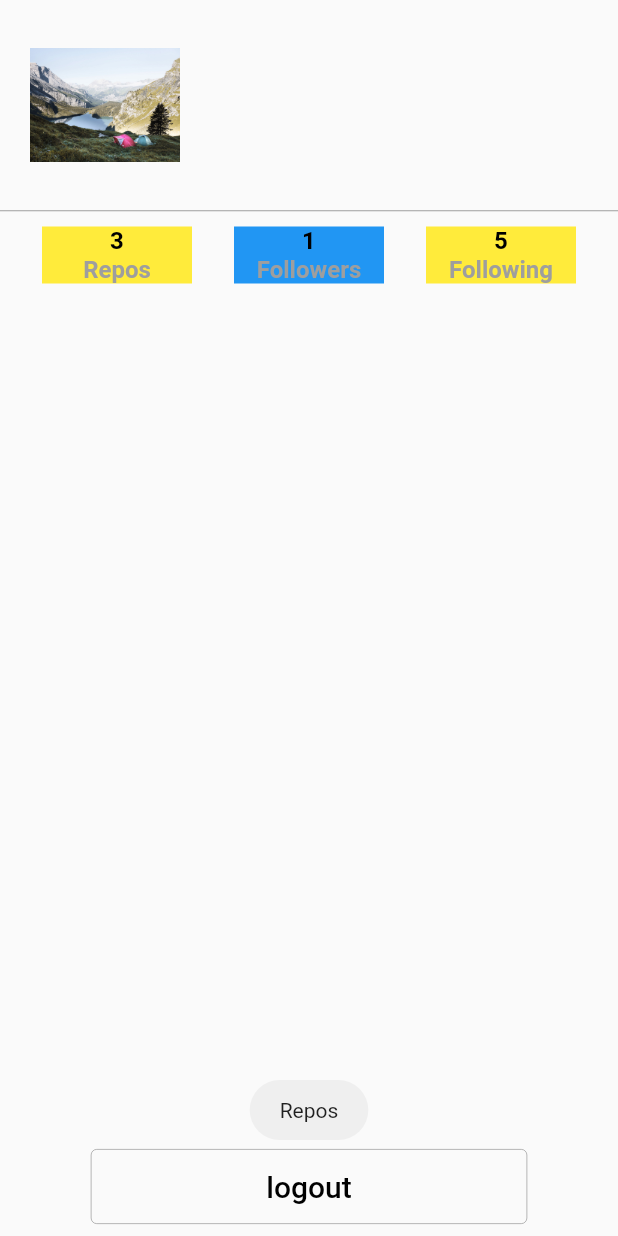
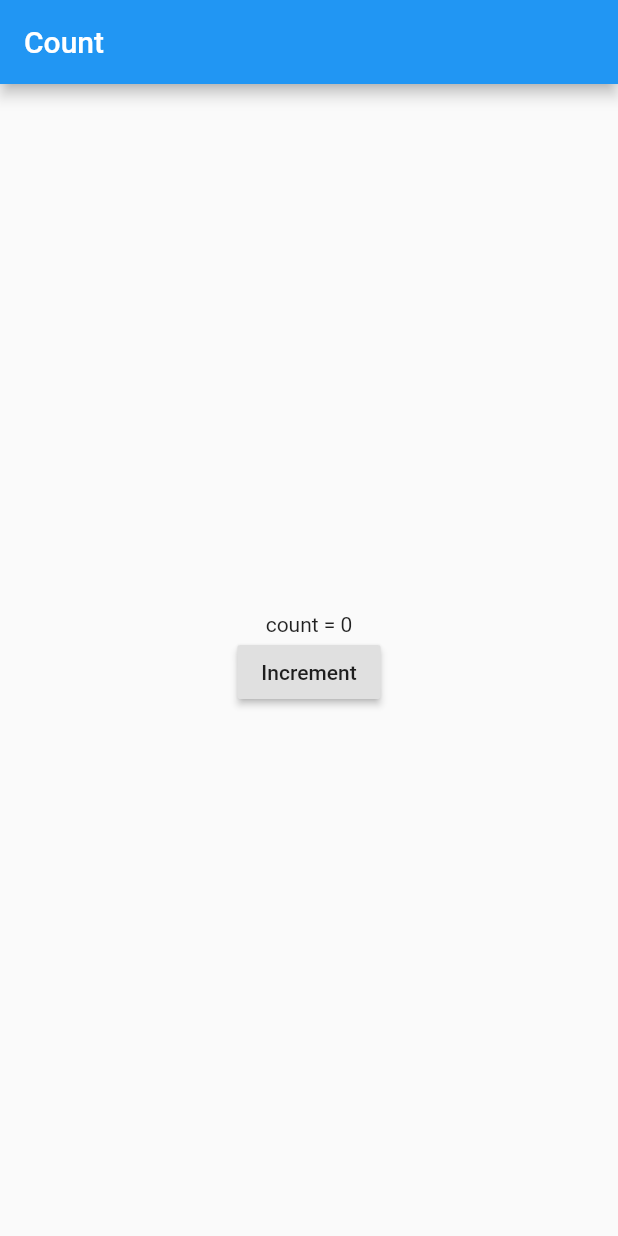
Before and after one commit to xingxiang1989/flutter_app_learn_to_write, a Flutter app: the UserPage widget shown alone on an empty page, opened directly, after a tap on an icon or button, on a phone screen of 412 x 824 dp. Run offline on Flutter 3.47's test engine with Material 2 defaults, Android fonts, the phone set to English and light mode, and no system bars; our stand-ins replace dio, fluttertoast, shared_preferences; accounts and stored records are empty; network calls fail.

Commit message:
inherited

```diff
--- a/lib/routes/app_routes.dart
+++ b/lib/routes/app_routes.dart
@@ -17,6 +17,8 @@ const AppRoutes loginRoute = AppRoutes('/login');
 
 const AppRoutes homeRoute = AppRoutes('/home');
 
+const AppRoutes countPageRoute = AppRoutes('/countPage');
+
 const AppRoutes repositoryRoute =
     AppRoutes('/repository', pageTitle: 'repository');
 
--- a/lib/ui/app.dart
+++ b/lib/ui/app.dart
@@ -1,5 +1,6 @@
 import 'package:flutter/material.dart';
 import 'package:flutterapplearntowrite/routes/app_routes.dart';
+import 'package:flutterapplearntowrite/ui/count/count.dart';
 import 'package:flutterapplearntowrite/ui/home/home.dart';
 import 'package:flutterapplearntowrite/ui/login/login.dart';
 import 'package:flutterapplearntowrite/ui/welcome/welcome.dart';
@@ -21,6 +22,7 @@ class _GithubAppState extends State<GithubApp> {
         welcomeRoute.routeName: (context) => WelcomePage(),
         loginRoute.routeName: (BuildContext context) => LoginPage(),
         homeRoute.routeName: (BuildContext context) => HomePage(),
+        countPageRoute.routeName:(BuildContext context) => CountPage(),
       },
     );
   }
--- /dev/null
+++ b/lib/ui/count/count.dart
@@ -0,0 +1,42 @@
+import 'package:flutter/material.dart';
+import 'package:flutterapplearntowrite/widget/count_Inherited_widget.dart';
+import 'package:flutterapplearntowrite/widget/count_text.dart';
+///InheritedWidget 是 Flutter 中的一个非常重要的功能组件，它能够提供数据在 widget 树中从上到下进行传递。
+///保证数据在不同子 widget 中进行共享。这对于一些需要使用共享数据的场景非常有效，
+///例如，在 Flutter SDK 中就是通过 InheritedWidget 来共享应用的主题与语言信息。
+class CountPage extends StatefulWidget {
+  @override
+  _CountPageState createState() => _CountPageState();
+}
+
+class _CountPageState extends State<CountPage> {
+  int count = 0;
+
+  @override
+  Widget build(BuildContext context) {
+    return MaterialApp(
+      title: 'Count App',
+      theme: new ThemeData(primarySwatch: Colors.blue),
+      home: Scaffold(
+        appBar: AppBar(
+          title: Text("Count"),
+        ),
+        body: Center(
+          child: CountInheritedWidget(
+            count: count,
+            child: Column(
+              mainAxisAlignment: MainAxisAlignment.center,
+              children: <Widget>[
+                CountText(),
+                RaisedButton(
+                  onPressed: () => setState(() => count++),
+                  child: Text("Increment"),
+                )
+              ],
+            ),
+          ),
+        ),
+      ),
+    );
+  }
+}
--- a/lib/ui/home/user/user.dart
+++ b/lib/ui/home/user/user.dart
@@ -1,4 +1,5 @@
 import 'package:flutter/material.dart';
+import 'package:flutterapplearntowrite/routes/app_routes.dart';
 import 'package:fluttertoast/fluttertoast.dart';
 
 class UserPage extends StatefulWidget {
@@ -30,8 +31,9 @@ class _UserPageState extends State<UserPage> {
         Row(
          mainAxisAlignment: MainAxisAlignment.spaceEvenly,
           children: [
-            _getLabel(3, "Repos",(){
-              Fluttertoast.showToast(msg: "Repos");
+            _getLabel(3, "inherit",(){
+              Navigator.pushNamed(context, countPageRoute.routeName);
+
             }),
             _getLabel(1, "Followers",(){
               Fluttertoast.showToast(msg: "Followers");
--- /dev/null
+++ b/lib/widget/count_Inherited_widget.dart
@@ -0,0 +1,23 @@
+import 'package:flutter/material.dart';
+
+import 'package:flutter/material.dart';
+
+class CountInheritedWidget extends InheritedWidget {
+  const CountInheritedWidget({@required this.count, Key key, Widget child})
+      : super(key: key, child: child);
+  final int count;
+
+  /// 统一的获取CountInheritedWidget实例, 方便树中子widget的获取共享数据
+  /// 必须在State中调用才会有效
+  static CountInheritedWidget of(BuildContext context) {
+    /// 调用共享数据的子widget将不会回调didChangeDependencies方法，即子widget将不会更新
+    /// return context.getElementForInheritedWidgetOfExactType
+    /// <CountInheritedWidget>().widget;
+    return context.dependOnInheritedWidgetOfExactType<CountInheritedWidget>();
+  }
+
+  @override
+  bool updateShouldNotify(CountInheritedWidget oldWidget) {
+    return oldWidget.count != count;
+  }
+}
--- /dev/null
+++ b/lib/widget/count_text.dart
@@ -0,0 +1,21 @@
+import 'package:flutter/material.dart';
+import 'package:flutterapplearntowrite/util/LogUtils.dart';
+import 'package:flutterapplearntowrite/widget/count_Inherited_widget.dart';
+
+class CountText extends StatefulWidget {
+  @override
+  _CountTextState createState() => _CountTextState();
+}
+
+class _CountTextState extends State<CountText> {
+  @override
+  Widget build(BuildContext context) {
+    return Text("count = ${CountInheritedWidget.of(context).count.toString()}");
+  }
+
+  @override
+  void didChangeDependencies() {
+    super.didChangeDependencies();
+    LogUtils.d("CountText", "didChangeDependencies");
+  }
+}
```
